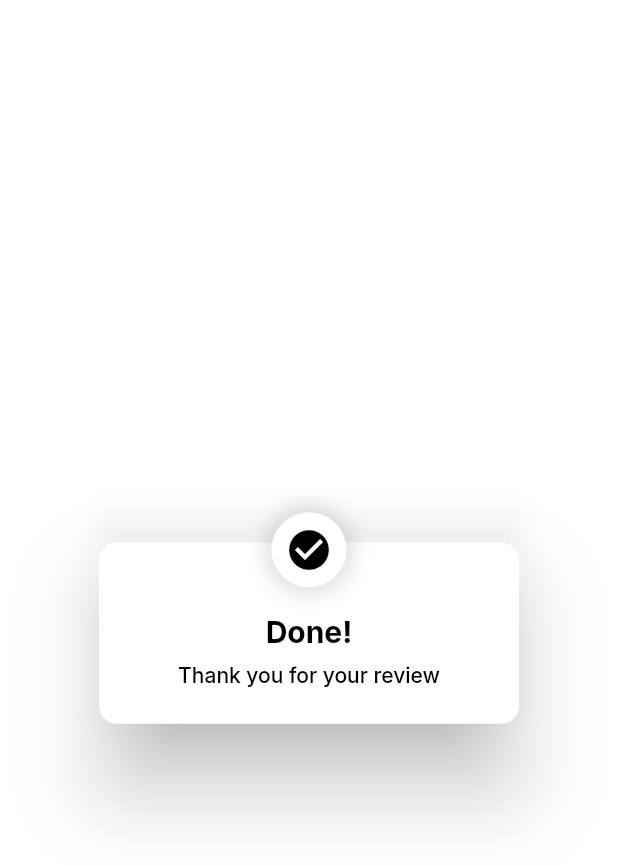
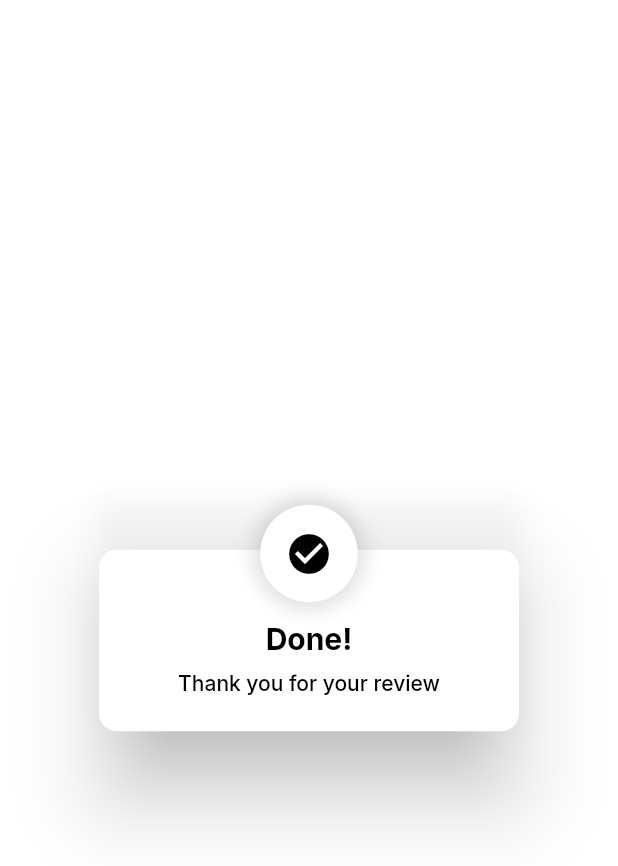
Before and after one commit to StrangerDeveloper/ismmart_ecommerce, a Flutter app: the CustomPopup widget shown alone on an empty page, opened directly, on a phone screen of 412 x 824 dp. Shown: the top 866 px of the screen. Run offline on Flutter 3.47's test engine with Material 3 defaults, Android fonts, the phone set to English and light mode, and no system bars; our stand-ins replace cached_network_image, country_code_picker, firebase_core, firebase_messaging, flip_card, flutter_animate and 15 more; missing offline and left inert: app_settings; accounts and stored records are empty; network calls fail; statements that could not run were skipped; project files that could hold a hidden picture were left out.

Commit message:
Update custom_popup.dart

```diff
--- a/lib/widgets/custom_popup.dart
+++ b/lib/widgets/custom_popup.dart
@@ -31,7 +31,7 @@ class CustomPopup extends StatelessWidget {
         alignment: Alignment.topCenter,
         children: [
           Container(
-            margin: const EdgeInsets.only(top: 20),
+            margin: const EdgeInsets.only(top: 30),
             decoration: BoxDecoration(
               borderRadius: BorderRadius.circular(12),
               color: Colors.white,
@@ -72,8 +72,8 @@ class CustomPopup extends StatelessWidget {
             ),
           ),
           Container(
-            width: 50,
-            height: 50,
+            width: 65,
+            height: 65,
             decoration: const BoxDecoration(
               color: Colors.white,
               shape: BoxShape.circle,
```
